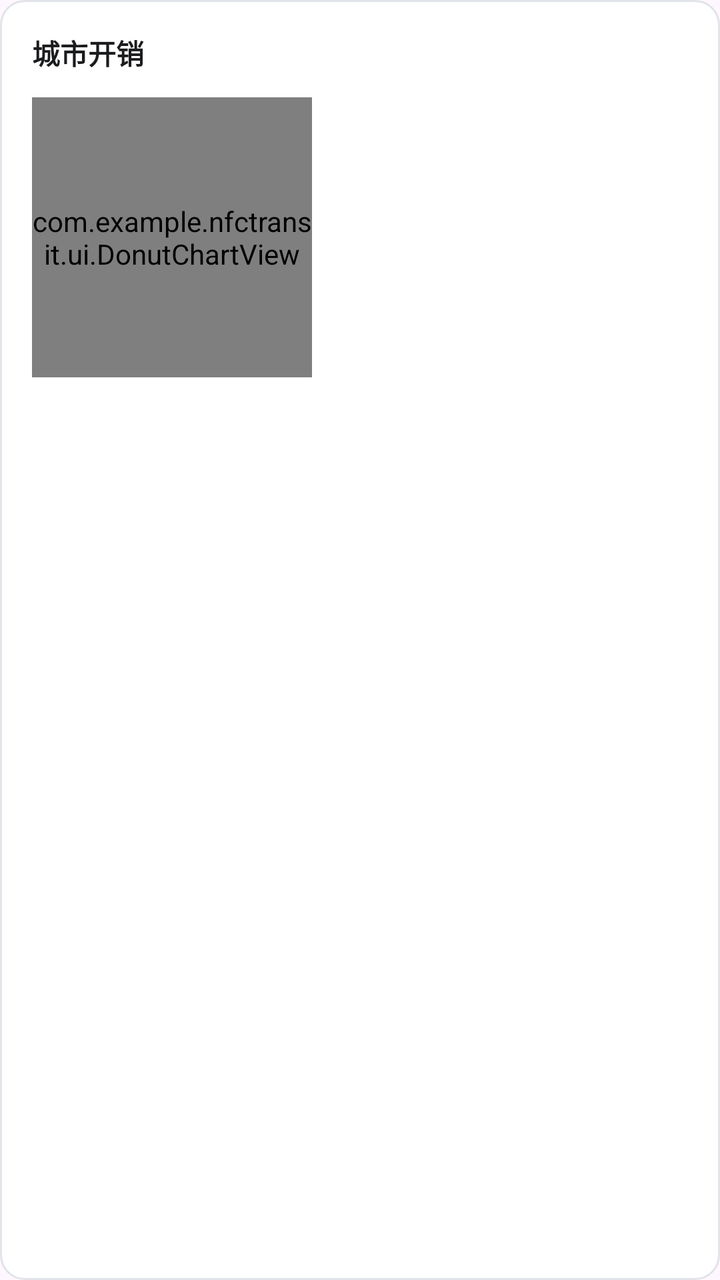
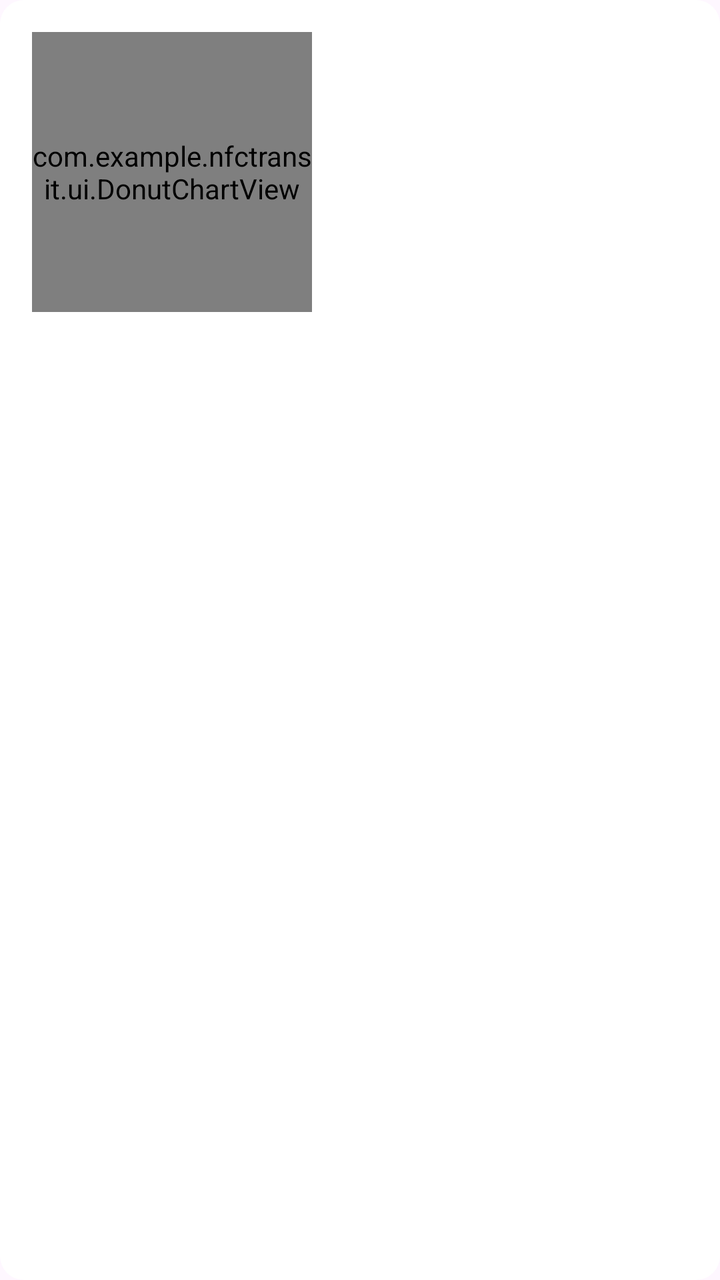

An Android layout rendered at two revisions. The XML below is the earlier revision; the diff shows what the commit changed to produce the second picture.
<!-- AndroidManifest.xml: application theme Theme.TransitU -->
<!-- res/layout/card_spending_cities.xml -->
<?xml version="1.0" encoding="utf-8"?>
<LinearLayout xmlns:android="http://schemas.android.com/apk/res/android"
    android:layout_width="match_parent"
    android:layout_height="wrap_content"
    android:orientation="vertical"
    android:background="@drawable/bg_content_card"
    android:padding="16dp"
    android:layout_marginBottom="16dp">

    <TextView
        android:layout_width="wrap_content"
        android:layout_height="wrap_content"
        android:text="城市开销"
        android:textColor="@color/ink"
        android:textSize="14sp"
        android:textStyle="bold" />

    <LinearLayout
        android:layout_width="match_parent"
        android:layout_height="wrap_content"
        android:orientation="horizontal"
        android:gravity="center_vertical"
        android:paddingTop="12dp">

        <com.example.nfctransit.ui.DonutChartView
            android:id="@+id/donutChart"
            android:layout_width="140dp"
            android:layout_height="140dp" />

        <LinearLayout
            android:id="@+id/cityLegend"
            android:layout_width="0dp"
            android:layout_height="wrap_content"
            android:layout_weight="1"
            android:orientation="vertical"
            android:paddingStart="16dp" />
    </LinearLayout>
</LinearLayout>
<!-- resources referenced by this layout -->
<resources>
  <color name="ink">#1B1C1E</color>
  <!-- drawable bg_content_card (drawable) -->
  <?xml version="1.0" encoding="utf-8"?>
  <shape xmlns:android="http://schemas.android.com/apk/res/android">
      <solid android:color="#FFFFFF" />
      <corners android:radius="12dp" />
      <stroke android:width="1dp" android:color="@color/line" />
  </shape>
  <style name="Theme.TransitU" parent="Theme.Material3.DayNight.NoActionBar">
          
          <item name="android:textSelectHandle">@drawable/tu_text_select_handle_middle</item>
          <item name="android:textSelectHandleLeft">@drawable/tu_text_select_handle_left</item>
          <item name="android:textSelectHandleRight">@drawable/tu_text_select_handle_right</item>
  
          
          <item name="android:textColorHighlight">@color/m3_highlighted_text</item>
      </style>
  <color name="line">#E1E4E8</color>
  <!-- drawable tu_text_select_handle_middle (drawable) -->
  <?xml version="1.0" encoding="utf-8"?>
  <bitmap xmlns:android="http://schemas.android.com/apk/res/android"
      android:src="@drawable/abc_text_select_handle_middle_mtrl"
      android:tint="?attr/colorPrimary"
      android:tintMode="src_in" />
  <!-- drawable tu_text_select_handle_left (drawable) -->
  <?xml version="1.0" encoding="utf-8"?>
  <bitmap xmlns:android="http://schemas.android.com/apk/res/android"
      android:src="@drawable/abc_text_select_handle_left_mtrl"
      android:tint="?attr/colorPrimary"
      android:tintMode="src_in" />
  <!-- drawable tu_text_select_handle_right (drawable) -->
  <?xml version="1.0" encoding="utf-8"?>
  <bitmap xmlns:android="http://schemas.android.com/apk/res/android"
      android:src="@drawable/abc_text_select_handle_right_mtrl"
      android:tint="?attr/colorPrimary"
      android:tintMode="src_in" />
</resources>

<!-- the commit's change to res/layout/card_spending_cities.xml (unified diff, before → after) -->
@@ -3,24 +3,16 @@
     android:layout_width="match_parent"
     android:layout_height="wrap_content"
     android:orientation="vertical"
-    android:background="@drawable/bg_content_card"
-    android:padding="16dp"
-    android:layout_marginBottom="16dp">
-
-    <TextView
-        android:layout_width="wrap_content"
-        android:layout_height="wrap_content"
-        android:text="城市开销"
-        android:textColor="@color/ink"
-        android:textSize="14sp"
-        android:textStyle="bold" />
+    android:layout_marginStart="20dp"
+    android:layout_marginEnd="20dp"
+    android:background="@drawable/bg_card_plain"
+    android:padding="16dp">
 
     <LinearLayout
         android:layout_width="match_parent"
         android:layout_height="wrap_content"
         android:orientation="horizontal"
-        android:gravity="center_vertical"
-        android:paddingTop="12dp">
+        android:gravity="center_vertical">
 
         <com.example.nfctransit.ui.DonutChartView
             android:id="@+id/donutChart"
<!-- resource entries referenced after the edit -->
@@ -1,12 +1,10 @@
 <!-- resources referenced by this layout -->
 <resources>
-  <color name="ink">#1B1C1E</color>
-  <!-- drawable bg_content_card (drawable) -->
+  <!-- drawable bg_card_plain (drawable) -->
   <?xml version="1.0" encoding="utf-8"?>
   <shape xmlns:android="http://schemas.android.com/apk/res/android">
-      <solid android:color="#FFFFFF" />
+      <solid android:color="@color/surface" />
       <corners android:radius="12dp" />
-      <stroke android:width="1dp" android:color="@color/line" />
   </shape>
   <style name="Theme.TransitU" parent="Theme.Material3.DayNight.NoActionBar">
           
@@ -17,7 +15,7 @@
           
           <item name="android:textColorHighlight">@color/m3_highlighted_text</item>
       </style>
-  <color name="line">#E1E4E8</color>
+  <color name="surface">#FFFFFF</color>
   <!-- drawable tu_text_select_handle_middle (drawable) -->
   <?xml version="1.0" encoding="utf-8"?>
   <bitmap xmlns:android="http://schemas.android.com/apk/res/android"
